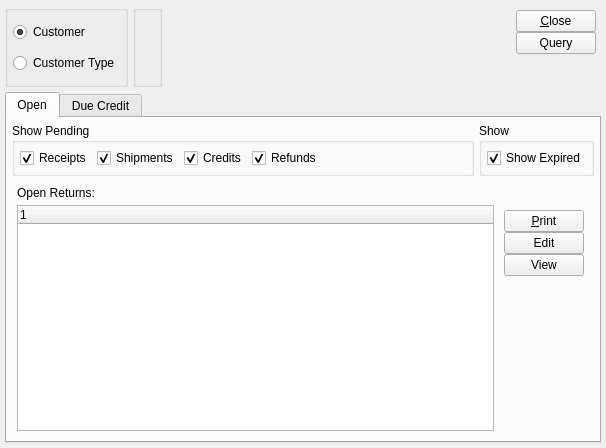
Above: xtuple/trunk/guiclient/returnAuthorizationWorkbench.ui from WooodHead/xtuple before the change. Below: the same form after it.
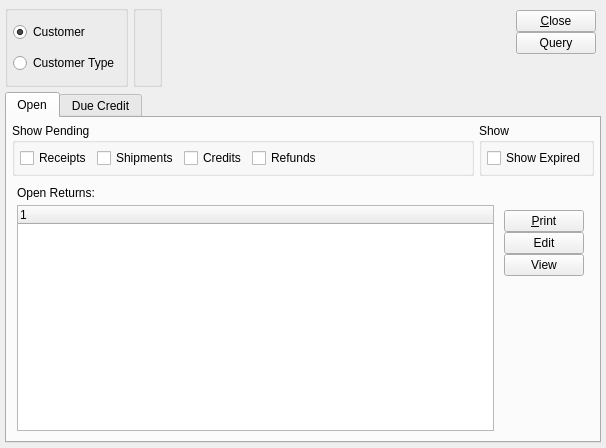
That is the form after the change. Custom widgets are drawn as their Qt base class.

Commit message: 4832:  Some work on RA workbench.  Misc XCheckbox additions elsewhere.

Diff of the .ui file:
```diff
--- a/xtuple/trunk/guiclient/returnAuthorizationWorkbench.ui
+++ b/xtuple/trunk/guiclient/returnAuthorizationWorkbench.ui
@@ -184,9 +184,6 @@
              <property name="text" >
               <string>Show Expired</string>
              </property>
-             <property name="checked" >
-              <bool>true</bool>
-             </property>
             </widget>
            </item>
           </layout>
@@ -221,9 +218,6 @@
              <property name="text" >
               <string>Shipments</string>
              </property>
-             <property name="checked" >
-              <bool>true</bool>
-             </property>
             </widget>
            </item>
            <item row="0" column="2" >
@@ -231,9 +225,6 @@
              <property name="text" >
               <string>Credits</string>
              </property>
-             <property name="checked" >
-              <bool>true</bool>
-             </property>
             </widget>
            </item>
            <item row="0" column="3" >
@@ -241,9 +232,6 @@
              <property name="text" >
               <string>Refunds</string>
              </property>
-             <property name="checked" >
-              <bool>true</bool>
-             </property>
             </widget>
            </item>
            <item row="0" column="0" >
@@ -251,9 +239,6 @@
              <property name="text" >
               <string>Receipts</string>
              </property>
-             <property name="checked" >
-              <bool>true</bool>
-             </property>
             </widget>
            </item>
            <item row="0" column="4" >
@@ -631,6 +616,11 @@
    <extends>QGroupBox</extends>
    <header>parametergroup.h</header>
   </customwidget>
+  <customwidget>
+   <class>XCheckBox</class>
+   <extends>QCheckBox</extends>
+   <header>xcheckbox.h</header>
+  </customwidget>
   <customwidget>
    <class>XTreeWidget</class>
    <extends>QTreeWidget</extends>
```
Left out of the diff: 46 changed lines with no effect on the pictures. The commit also changes 5 other files.
